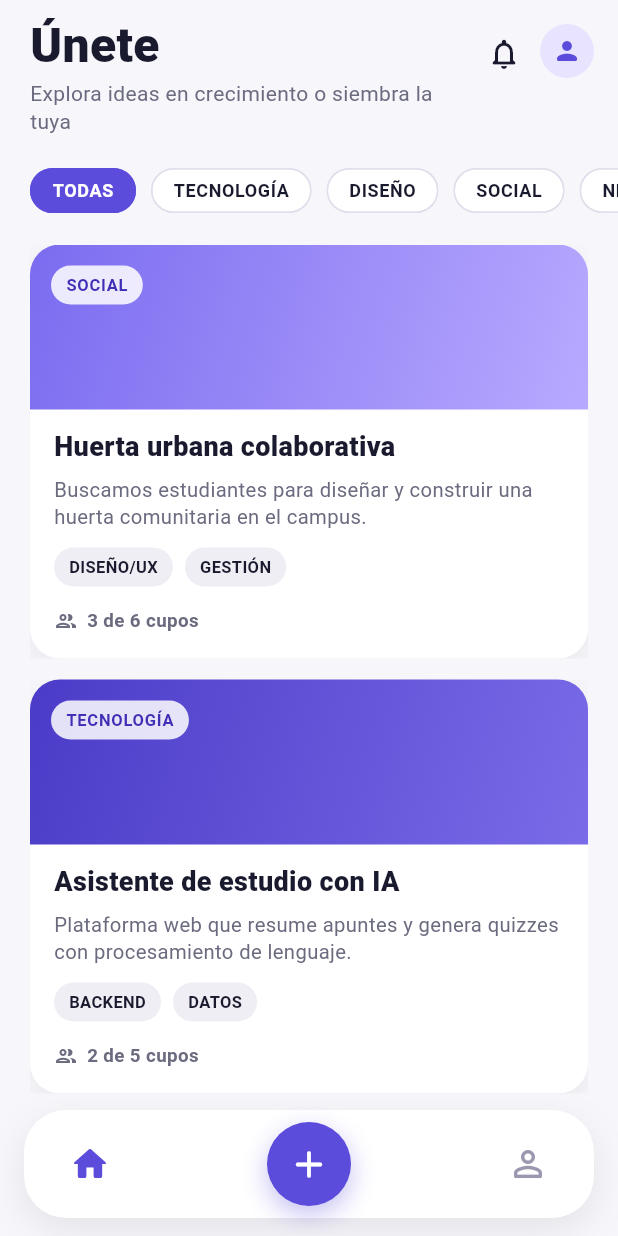
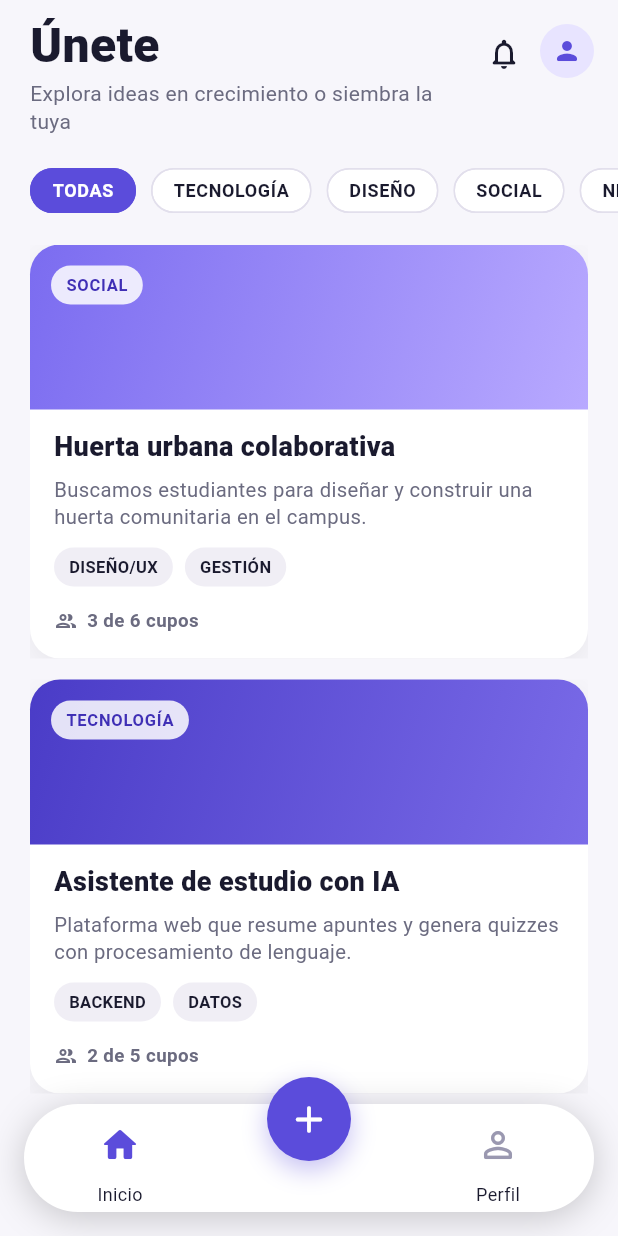
Before and after one commit to Edadul/Nodo, a Flutter app: the screen it shows after launch, on a phone screen of 412 x 824 dp. Run offline on Flutter 3.47's test engine with Material 3 defaults, Android fonts, the phone set to English and light mode, and no system bars; Roboto replaces fonts that are missing (Segoe UI).

Commit message:
Merge home-test into feature/navigation-bar and bottomBar adjustment.

```diff
--- a/lib/widgets/home_bottom_bar.dart
+++ b/lib/widgets/home_bottom_bar.dart
@@ -19,37 +19,46 @@ class HomeBottomBar extends StatelessWidget {
   Widget build(BuildContext context) {
     return SafeArea(
       top: false,
-      child: Container(
+      child: Stack(
+        clipBehavior: Clip.none,
+        alignment: Alignment.bottomCenter,
+        children: [
+          Container(
             height: 72,
-        margin: const EdgeInsets.fromLTRB(16, 0, 16, 12),
-        padding: const EdgeInsets.symmetric(horizontal: 20),
+            margin: const EdgeInsets.fromLTRB(16, 0, 16, 16),
+            padding: const EdgeInsets.only(left: 40, right: 40),
             decoration: BoxDecoration(
+              borderRadius: BorderRadius.circular(150),
               color: NodoColors.surface,
-          borderRadius: BorderRadius.circular(28),
               boxShadow: [
                 BoxShadow(
-              color: Colors.black.withValues(alpha: 0.08),
+                  color: Colors.black.withValues(alpha: 0.2),
                   blurRadius: 20,
-              offset: const Offset(0, 8),
+                  offset: const Offset(0, 4),
                 ),
               ],
             ),
             child: Row(
               mainAxisAlignment: MainAxisAlignment.spaceBetween,
+              crossAxisAlignment: CrossAxisAlignment.center,
               children: [
                 _NavItem(
                   icon: Icons.home_rounded,
+                  label: 'Inicio',
                   selected: currentIndex == 0,
                   onTap: () => onTap(0),
                 ),
-            _CreateButton(onTap: onCreateTap),
                 _NavItem(
                   icon: Icons.person_outline_rounded,
+                  label: 'Perfil',
                   selected: currentIndex == 1,
                   onTap: () => onTap(1),
                 ),
               ],
             ),
+          ),
+          Positioned(bottom: 50, child: _CreateButton(onTap: onCreateTap)),
+        ],
       ),
     );
   }
@@ -87,23 +96,37 @@ class _CreateButton extends StatelessWidget {
 class _NavItem extends StatelessWidget {
   const _NavItem({
     required this.icon,
+    required this.label,
     required this.selected,
     required this.onTap,
   });
 
   final IconData icon;
+  final String label;
   final bool selected;
   final VoidCallback onTap;
 
   @override
   Widget build(BuildContext context) {
-    return IconButton(
+    return InkWell(
+      onTap: onTap,
+      child: Column(
+        mainAxisSize: MainAxisSize.min,
+        mainAxisAlignment: MainAxisAlignment.center,
+        crossAxisAlignment: CrossAxisAlignment.center,
+        children: [
+          IconButton(
+            padding: EdgeInsets.zero,
             onPressed: onTap,
             icon: Icon(
               icon,
               color: selected ? NodoColors.primary : NodoColors.navInactive,
               size: 28,
             ),
+          ),
+          Text(label, style: TextStyle(fontSize: 12)),
+        ],
+      ),
     );
   }
 }
```
Also changed, not shown: pubspec.lock. Lines whose indentation alone changed are shown as unchanged.
